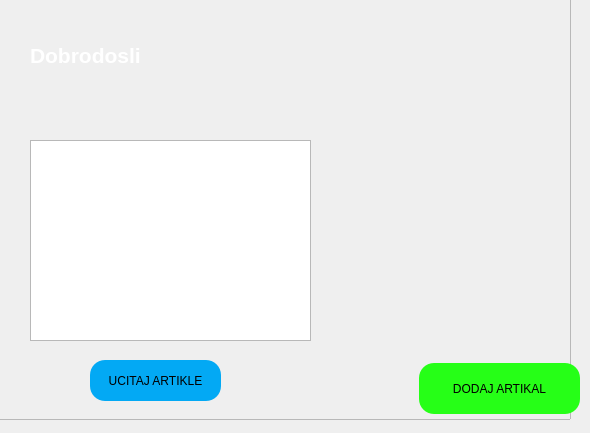
Qt form dashboard.ui (ahmedjasarevic/Bike-Shop) before a commit.
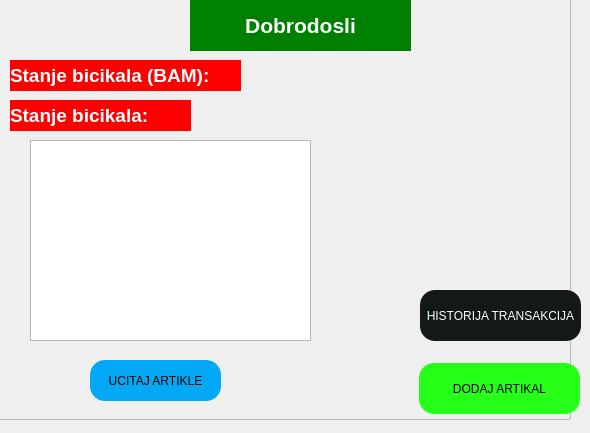
The same form after that commit. The open tabs and pages were chosen to show the change. Icons and pictures are not drawn.

The edit to the form file:
```diff
--- a/dashboard.ui
+++ b/dashboard.ui
@@ -31,7 +31,7 @@
      <x>0</x>
      <y>0</y>
      <width>591</width>
-     <height>441</height>
+     <height>451</height>
     </rect>
    </property>
    <property name="currentIndex">
@@ -117,10 +117,10 @@
     <widget class="QLabel" name="dobrodosli">
      <property name="geometry">
       <rect>
-       <x>30</x>
-       <y>20</y>
+       <x>190</x>
+       <y>0</y>
        <width>221</width>
-       <height>71</height>
+       <height>51</height>
       </rect>
      </property>
      <property name="font">
@@ -132,15 +132,78 @@
      </property>
      <property name="styleSheet">
       <string notr="true">color:white;
-font:15px;</string>
+font:15px;
+background-color:green;</string>
      </property>
      <property name="text">
-      <string>&lt;html&gt;&lt;head/&gt;&lt;body&gt;&lt;p&gt;&lt;span style=&quot; font-size:16pt; font-weight:700;&quot;&gt;Dobrodosli&lt;/span&gt;&lt;/p&gt;&lt;/body&gt;&lt;/html&gt;</string>
+      <string>&lt;html&gt;&lt;head/&gt;&lt;body&gt;&lt;p align=&quot;center&quot;&gt;&lt;span style=&quot; font-size:16pt; font-weight:700;&quot;&gt;Dobrodosli&lt;/span&gt;&lt;/p&gt;&lt;/body&gt;&lt;/html&gt;</string>
      </property>
      <property name="textFormat">
       <enum>Qt::MarkdownText</enum>
      </property>
     </widget>
+    <widget class="QLabel" name="stanje">
+     <property name="geometry">
+      <rect>
+       <x>10</x>
+       <y>100</y>
+       <width>181</width>
+       <height>31</height>
+      </rect>
+     </property>
+     <property name="font">
+      <font>
+       <italic>false</italic>
+       <bold>false</bold>
+      </font>
+     </property>
+     <property name="styleSheet">
+      <string notr="true">background-color:red;
+color:white;
+</string>
+     </property>
+     <property name="text">
+      <string>&lt;html&gt;&lt;head/&gt;&lt;body&gt;&lt;p&gt;&lt;span style=&quot; font-size:14pt; font-weight:700; color:#ffffff;&quot;&gt;Stanje bicikala:&lt;/span&gt;&lt;/p&gt;&lt;/body&gt;&lt;/html&gt;</string>
+     </property>
+     <property name="textFormat">
+      <enum>Qt::MarkdownText</enum>
+     </property>
+    </widget>
+    <widget class="QLabel" name="stanjeBAM">
+     <property name="geometry">
+      <rect>
+       <x>10</x>
+       <y>60</y>
+       <width>231</width>
+       <height>31</height>
+      </rect>
+     </property>
+     <property name="styleSheet">
+      <string notr="true">background-color:red;
+color:white;</string>
+     </property>
+     <property name="text">
+      <string>&lt;html&gt;&lt;head/&gt;&lt;body&gt;&lt;p&gt;&lt;span style=&quot; font-size:14pt; font-weight:700; color:#ffffff;&quot;&gt;Stanje bicikala (BAM):&lt;/span&gt;&lt;/p&gt;&lt;/body&gt;&lt;/html&gt;</string>
+     </property>
+    </widget>
+    <widget class="QPushButton" name="noviArtikal_2">
+     <property name="geometry">
+      <rect>
+       <x>420</x>
+       <y>290</y>
+       <width>161</width>
+       <height>51</height>
+      </rect>
+     </property>
+     <property name="styleSheet">
+      <string notr="true">background:rgb(18, 25, 23);
+border-radius: 15px;
+color:#fff;</string>
+     </property>
+     <property name="text">
+      <string>HISTORIJA TRANSAKCIJA</string>
+     </property>
+    </widget>
    </widget>
    <widget class="QWidget" name="page_3">
     <widget class="QFrame" name="frame_2">
```
Left out of the diff: 63 changed lines with no effect on the pictures.
